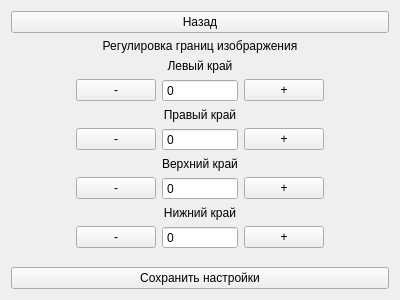
The window that resources/ui/SettingsForm.ui (StellarCampfire/GeoPhoto) describes before a commit, drawn with Qt 5.
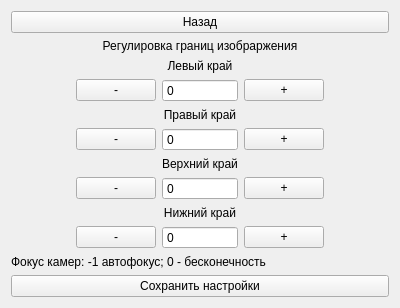
The same window after the commit.

```diff
--- a/resources/ui/SettingsForm.ui
+++ b/resources/ui/SettingsForm.ui
@@ -197,6 +197,13 @@
      </item>
     </layout>
    </item>
+   <item>
+    <widget class="QLabel" name="label_6">
+     <property name="text">
+      <string>Фокус камер: -1 автофокус; 0 - бесконечность</string>
+     </property>
+    </widget>
+   </item>
    <item>
     <spacer name="verticalSpacer">
      <property name="orientation">
```
Left out of the diff: 2 changed lines with no effect on the pictures.
